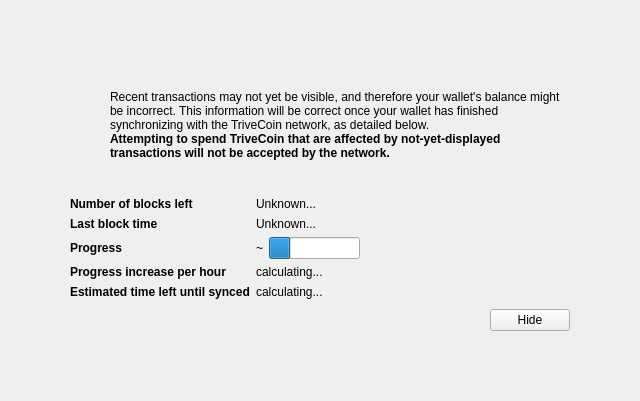
trivechain/trivechain-core, file src/qt/forms/modaloverlay.ui: the form before one commit.
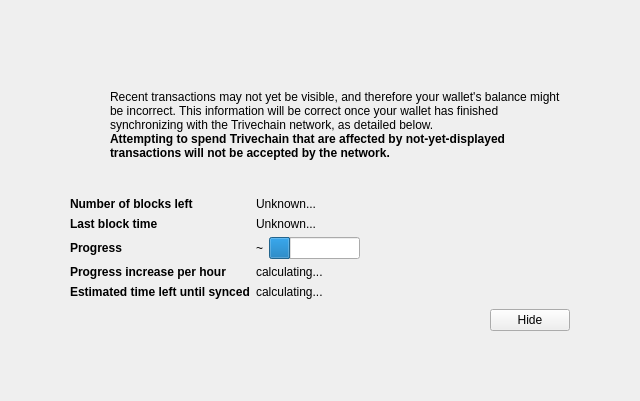
The form after the commit. Icons and pictures are not drawn. Custom widgets are drawn as their Qt base class.

The edit to the form file:
```diff
--- a/src/qt/forms/modaloverlay.ui
+++ b/src/qt/forms/modaloverlay.ui
@@ -128,7 +128,7 @@
              <item>
               <widget class="QLabel" name="infoText">
                <property name="text">
-                <string>Recent transactions may not yet be visible, and therefore your wallet's balance might be incorrect. This information will be correct once your wallet has finished synchronizing with the TriveCoin network, as detailed below.</string>
+                <string>Recent transactions may not yet be visible, and therefore your wallet's balance might be incorrect. This information will be correct once your wallet has finished synchronizing with the Trivechain network, as detailed below.</string>
                </property>
                <property name="textFormat">
                 <enum>Qt::RichText</enum>
@@ -147,7 +147,7 @@
                 </font>
                </property>
                <property name="text">
-                <string>Attempting to spend TriveCoin that are affected by not-yet-displayed transactions will not be accepted by the network.</string>
+                <string>Attempting to spend Trivechain that are affected by not-yet-displayed transactions will not be accepted by the network.</string>
                </property>
                <property name="textFormat">
                 <enum>Qt::RichText</enum>
```
